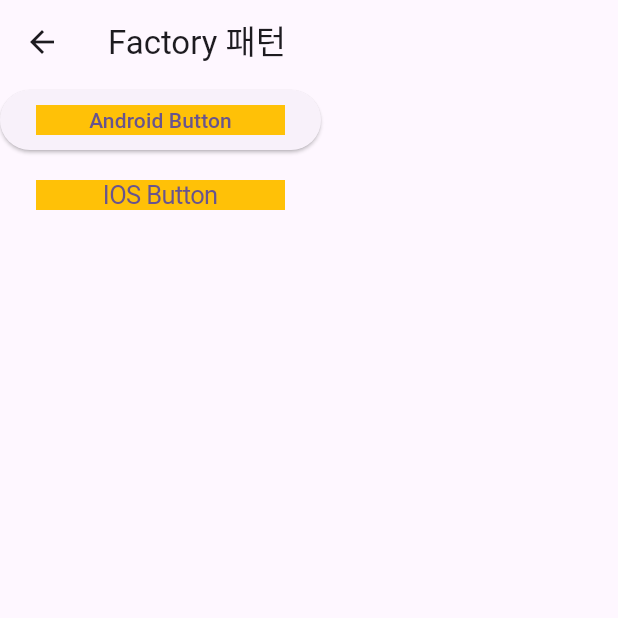
After one commit to shk2000v/flutter_ui_demo, a Flutter app: the PatternScreen screen opened by its route, after a tap on "팩토리 패턴", on a phone screen of 412 x 824 dp, the top half of it. The commit adds this screen. Run offline on Flutter 3.47's test engine with Material 3 defaults, Android fonts, the phone set to English and light mode, and no system bars; our stand-ins replace get.

Commit message:
feat: Pactory patterm example

```diff
--- /dev/null
+++ b/lib/Screen/Pattern/factory_pattern_screen.dart
@@ -0,0 +1,132 @@
+import 'package:flutter/cupertino.dart';
+import 'package:flutter/material.dart';
+
+class FactoryPatternScreen extends StatelessWidget {
+  const FactoryPatternScreen({super.key});
+
+  @override
+  Widget build(BuildContext context) {
+    CarType type = CarType.g90;
+    Car(type).getPrice();
+    return Scaffold(
+      appBar: AppBar(
+        title: Text('Factory 패턴'),
+      ),
+      body: Column(
+        children: [
+          PlatformButton(PlatformTarget.android).build(
+            () {
+              print('Android Button!!');
+            },
+            Container(
+              width: MediaQuery.of(context).size.width / 2 - 40,
+              color: Colors.amber,
+              child: const Center(
+                child: Text('Android Button'),
+              ),
+            ),
+          ),
+          PlatformButton(PlatformTarget.ios).build(() {
+            print('IOS Button');
+          },
+              Container(
+                width: MediaQuery.of(context).size.width / 2 - 40,
+                color: Colors.amber,
+                child: const Center(
+                  child: Text('IOS Button'),
+                ),
+              ))
+        ],
+      ),
+    );
+  }
+}
+
+enum PlatformTarget {
+  android,
+  ios;
+}
+
+abstract class PlatformButton {
+  Widget build(VoidCallback onPressed, Widget child);
+
+  factory PlatformButton(PlatformTarget target) {
+    switch (target) {
+      case PlatformTarget.android:
+        return AndroidButton();
+      case PlatformTarget.ios:
+        return IOSButton();
+      default:
+        return AndroidButton();
+    }
+  }
+}
+
+// 안드로이브 버튼
+class AndroidButton implements PlatformButton {
+  @override
+  Widget build(VoidCallback onPressed, Widget child) {
+    return ElevatedButton(onPressed: onPressed, child: child);
+  }
+}
+
+// IOS 버튼
+class IOSButton implements PlatformButton {
+  @override
+  Widget build(VoidCallback onPressed, Widget child) {
+    return CupertinoButton(onPressed: onPressed, child: child);
+  }
+}
+
+// ===============
+
+abstract class Car {
+  void getPrice();
+
+  factory Car(CarType type) {
+    switch (type) {
+      case CarType.g70:
+        return GenesisG70();
+      case CarType.g80:
+        return GenesisG80();
+      case CarType.g90:
+        return GenesisG90();
+    }
+  }
+}
+
+class GenesisG70 implements Car {
+  final int price = 5000;
+
+  @override
+  void getPrice() {
+    print('==============');
+    print('Price : $price');
+  }
+}
+
+class GenesisG80 implements Car {
+  final int price = 8000;
+
+  @override
+  void getPrice() {
+    print('==============');
+    print('Price : $price');
+  }
+}
+
+class GenesisG90 implements Car {
+  final int price = 14000;
+
+  @override
+  void getPrice() {
+    print('==============');
+    print('Price : $price');
+  }
+}
+
+enum CarType {
+  g70,
+  g80,
+  g90,
+}
--- /dev/null
+++ b/lib/Screen/Pattern/pattern_screen.dart
@@ -0,0 +1,25 @@
+import 'package:flutter/material.dart';
+import 'package:ui_test/Screen/Pattern/factory_pattern_screen.dart';
+
+class PatternScreen extends StatelessWidget {
+  const PatternScreen({super.key});
+
+  @override
+  Widget build(BuildContext context) {
+    return Scaffold(
+      appBar: AppBar(
+        title: Text('플러터 패턴'),
+      ),
+      body: ElevatedButton(
+        onPressed: () {
+          Navigator.of(context).push(
+            MaterialPageRoute(
+              builder: (context) => FactoryPatternScreen(),
+            ),
+          );
+        },
+        child: Text('팩토리 패턴'),
+      ),
+    );
+  }
+}
--- a/lib/Screen/hero_animation_screen.dart
+++ b/lib/Screen/hero_animation_screen.dart
@@ -8,6 +8,9 @@ class HeroAnimationScreen extends StatelessWidget {
   @override
   Widget build(BuildContext context) {
     return Scaffold(
+      appBar: AppBar(
+        title: Text('Hero Animation'),
+      ),
       body: SafeArea(
         child: Padding(
           padding: const EdgeInsets.all(8.0),
--- a/lib/Screen/home_screen.dart
+++ b/lib/Screen/home_screen.dart
@@ -84,6 +84,14 @@ class HomeScreen extends StatelessWidget {
                   '상태관리',
                 ),
               ),
+              ElevatedButton(
+                onPressed: () {
+                  Navigator.of(context).pushNamed('pattern');
+                },
+                child: Text(
+                  '플러터 패턴',
+                ),
+              ),
             ],
           ),
         ),
--- a/lib/main.dart
+++ b/lib/main.dart
@@ -1,6 +1,7 @@
 import 'package:flutter/material.dart';
 import 'package:provider/provider.dart';
 import 'package:ui_test/Screen/List/list_grid.screen.dart';
+import 'package:ui_test/Screen/Pattern/pattern_screen.dart';
 import 'package:ui_test/Screen/State/state_manage_screen.dart';
 import 'package:ui_test/Screen/physics_card_drag_demo.dart';
 import 'package:ui_test/Screen/home_screen.dart';
@@ -33,6 +34,7 @@ class MyApp extends StatelessWidget {
         'physicAnimation': (context) => PhysicsCardDragDemo(),
         'list': (context) => ListGridScreen(),
         'stateManage': (context) => StateManageScreen(),
+        'pattern': (context) => PatternScreen(),
       },
     );
   }
```
Also changed, not shown: 1 other file.
